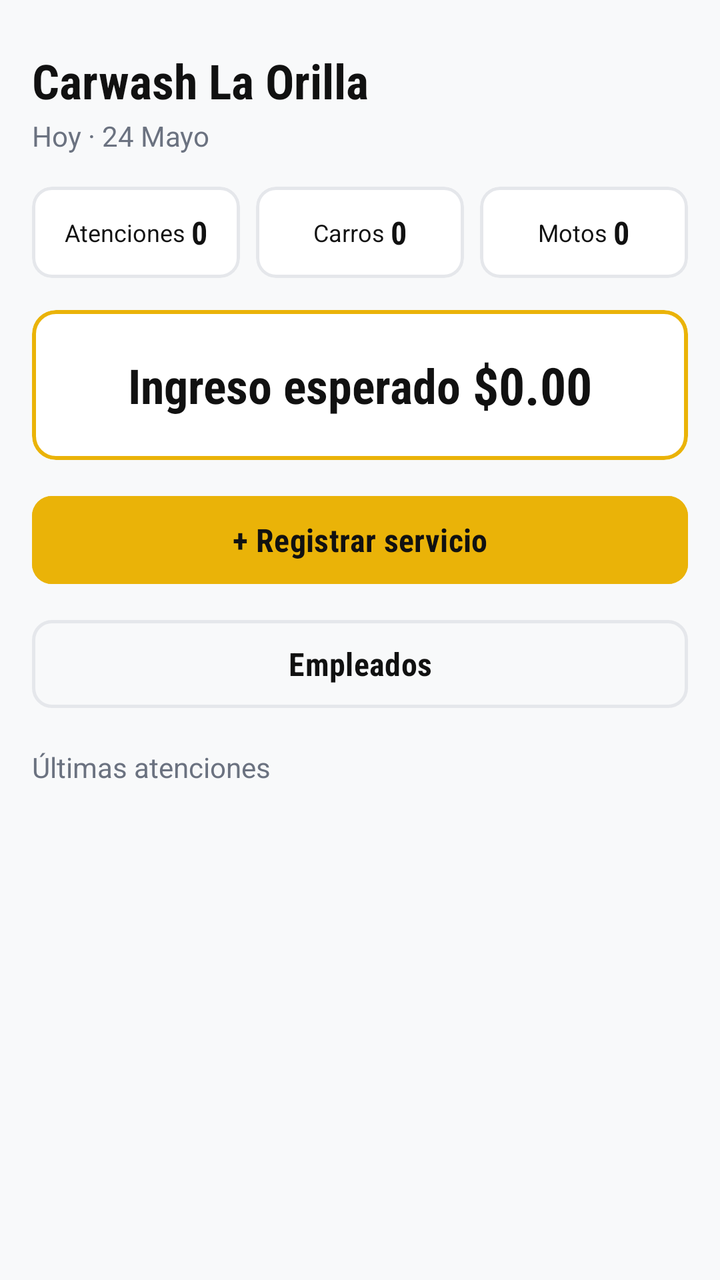
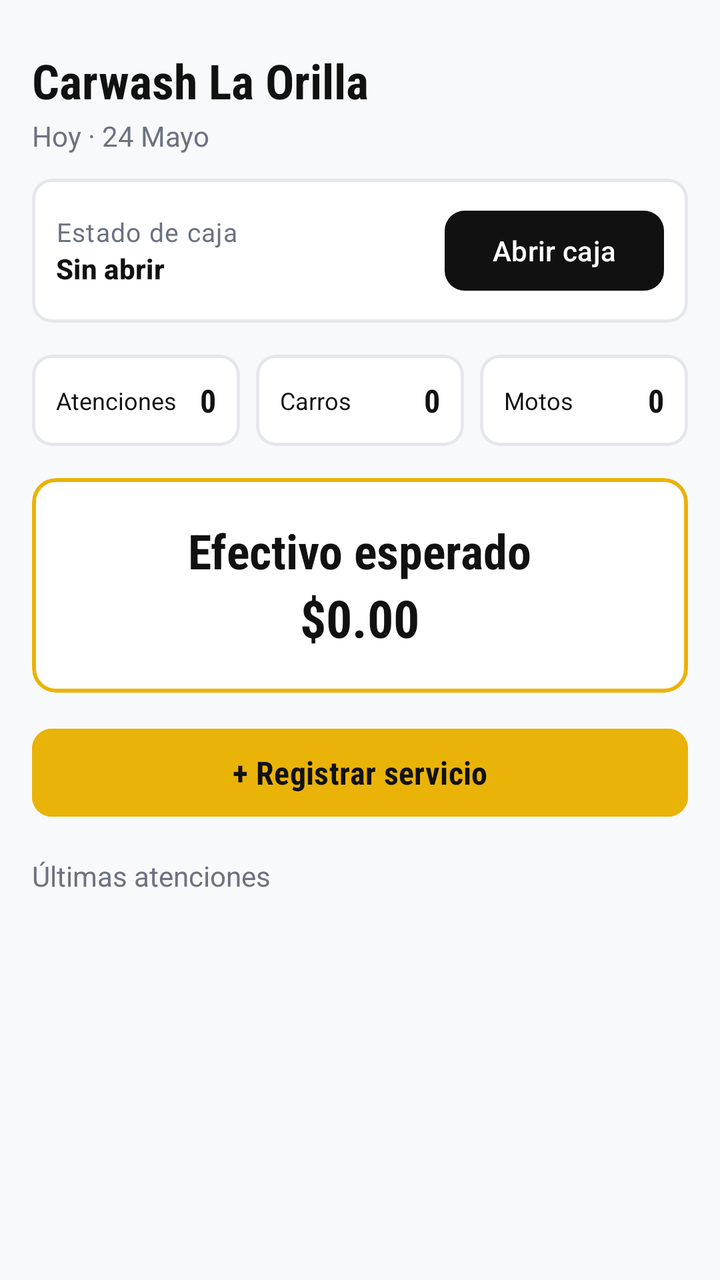

Compare the two renders of this Android layout. The source of the first and the diff that turns it into the second are given below.
<!-- AndroidManifest.xml: application theme Theme.Car_wash_La_Orilla -->
<!-- res/layout/fragment_inicio.xml -->
<?xml version="1.0" encoding="utf-8"?>
<androidx.constraintlayout.widget.ConstraintLayout xmlns:android="http://schemas.android.com/apk/res/android"
    xmlns:app="http://schemas.android.com/apk/res-auto"
    android:layout_width="match_parent"
    android:layout_height="match_parent"
    android:background="@color/app_bg"
    android:paddingStart="16dp"
    android:paddingTop="24dp"
    android:paddingEnd="16dp"
    android:paddingBottom="16dp">

    
    <TextView
        android:id="@+id/textoTituloApp"
        android:layout_width="wrap_content"
        android:layout_height="wrap_content"
        android:fontFamily="sans-serif-condensed"
        android:text="Carwash La Orilla"
        android:textColor="@color/app_black"
        android:textSize="24sp"
        android:textStyle="bold"
        app:layout_constraintStart_toStartOf="parent"
        app:layout_constraintTop_toTopOf="parent" />

    
    <TextView
        android:id="@+id/textoFecha"
        android:layout_width="wrap_content"
        android:layout_height="wrap_content"
        android:layout_marginTop="2dp"
        android:fontFamily="sans-serif"
        android:text="Hoy · 24 Mayo"
        android:textColor="@color/app_text_secondary"
        android:textSize="14sp"
        app:layout_constraintStart_toStartOf="parent"
        app:layout_constraintTop_toBottomOf="@id/textoTituloApp" />

    
    <LinearLayout
        android:id="@+id/contenedorResumen"
        android:layout_width="match_parent"
        android:layout_height="wrap_content"
        android:layout_marginTop="16dp"
        android:orientation="horizontal"
        app:layout_constraintTop_toBottomOf="@id/textoFecha">

        <com.google.android.material.card.MaterialCardView
            android:layout_width="0dp"
            android:layout_height="wrap_content"
            android:layout_marginEnd="4dp"
            android:layout_weight="1"
            app:cardBackgroundColor="@color/app_card_bg"
            app:cardCornerRadius="10dp"
            app:cardElevation="0dp"
            app:strokeColor="@color/app_border"
            app:strokeWidth="1.5dp">

            <LinearLayout
                android:layout_width="match_parent"
                android:layout_height="wrap_content"
                android:gravity="center"
                android:orientation="horizontal"
                android:padding="12dp">

                <TextView
                    android:layout_width="wrap_content"
                    android:layout_height="wrap_content"
                    android:fontFamily="sans-serif"
                    android:text="Atenciones "
                    android:textColor="@color/app_black"
                    android:textSize="12sp" />

                <TextView
                    android:layout_width="wrap_content"
                    android:layout_height="wrap_content"
                    android:fontFamily="sans-serif-condensed"
                    android:id="@+id/inicio_atenciones" android:text="0"
                    android:textColor="@color/app_black"
                    android:textSize="16sp"
                    android:textStyle="bold" />
            </LinearLayout>
        </com.google.android.material.card.MaterialCardView>

        <com.google.android.material.card.MaterialCardView
            android:layout_width="0dp"
            android:layout_height="wrap_content"
            android:layout_marginStart="4dp"
            android:layout_marginEnd="4dp"
            android:layout_weight="1"
            app:cardBackgroundColor="@color/app_card_bg"
            app:cardCornerRadius="10dp"
            app:cardElevation="0dp"
            app:strokeColor="@color/app_border"
            app:strokeWidth="1.5dp">

            <LinearLayout
                android:layout_width="match_parent"
                android:layout_height="wrap_content"
                android:gravity="center"
                android:orientation="horizontal"
                android:padding="12dp">

                <TextView
                    android:layout_width="wrap_content"
                    android:layout_height="wrap_content"
                    android:fontFamily="sans-serif"
                    android:text="Carros "
                    android:textColor="@color/app_black"
                    android:textSize="12sp" />

                <TextView
                    android:layout_width="wrap_content"
                    android:layout_height="wrap_content"
                    android:fontFamily="sans-serif-condensed"
                    android:id="@+id/inicio_carros" android:text="0"
                    android:textColor="@color/app_black"
                    android:textSize="16sp"
                    android:textStyle="bold" />
            </LinearLayout>
        </com.google.android.material.card.MaterialCardView>

        <com.google.android.material.card.MaterialCardView
            android:layout_width="0dp"
            android:layout_height="wrap_content"
            android:layout_marginStart="4dp"
            android:layout_weight="1"
            app:cardBackgroundColor="@color/app_card_bg"
            app:cardCornerRadius="10dp"
            app:cardElevation="0dp"
            app:strokeColor="@color/app_border"
            app:strokeWidth="1.5dp">

            <LinearLayout
                android:layout_width="match_parent"
                android:layout_height="wrap_content"
                android:gravity="center"
                android:orientation="horizontal"
                android:padding="12dp">

                <TextView
                    android:layout_width="wrap_content"
                    android:layout_height="wrap_content"
                    android:fontFamily="sans-serif"
                    android:text="Motos "
                    android:textColor="@color/app_black"
                    android:textSize="12sp" />

                <TextView
                    android:layout_width="wrap_content"
                    android:layout_height="wrap_content"
                    android:fontFamily="sans-serif-condensed"
                    android:id="@+id/inicio_motos" android:text="0"
                    android:textColor="@color/app_black"
                    android:textSize="16sp"
                    android:textStyle="bold" />
            </LinearLayout>
        </com.google.android.material.card.MaterialCardView>
    </LinearLayout>

    
    <com.google.android.material.card.MaterialCardView
        android:id="@+id/tarjetaIngresoEsperado"
        android:layout_width="match_parent"
        android:layout_height="wrap_content"
        android:layout_marginTop="16dp"
        app:cardBackgroundColor="@color/app_card_bg"
        app:cardCornerRadius="12dp"
        app:cardElevation="0dp"
        app:layout_constraintTop_toBottomOf="@id/contenedorResumen"
        app:strokeColor="@color/app_yellow"
        app:strokeWidth="2dp">

        <LinearLayout
            android:layout_width="match_parent"
            android:layout_height="wrap_content"
            android:gravity="center"
            android:orientation="horizontal"
            android:padding="20dp">

            <TextView
                android:layout_width="wrap_content"
                android:layout_height="wrap_content"
                android:fontFamily="sans-serif-condensed"
                android:text="Ingreso esperado "
                android:textColor="@color/app_black"
                android:textSize="24sp"
                android:textStyle="bold" />

            <TextView
                android:layout_width="wrap_content"
                android:layout_height="wrap_content"
                android:fontFamily="sans-serif-condensed"
                android:id="@+id/inicio_esperado" android:text="$0.00"
                android:textColor="@color/app_black"
                android:textSize="26sp"
                android:textStyle="bold" />
        </LinearLayout>
    </com.google.android.material.card.MaterialCardView>

    
    <com.google.android.material.button.MaterialButton
        android:id="@+id/botonRegistrarServicio"
        android:layout_width="match_parent"
        android:layout_height="52dp"
        android:layout_marginTop="14dp"
        android:backgroundTint="@color/app_yellow"
        android:fontFamily="sans-serif-condensed"
        android:text="+ Registrar servicio"
        android:textColor="@color/app_black"
        android:textSize="16sp"
        android:textStyle="bold"
        app:cornerRadius="10dp"
        app:layout_constraintTop_toBottomOf="@id/tarjetaIngresoEsperado" />

    
    <com.google.android.material.button.MaterialButton
        android:id="@+id/botonEmpleados"
        style="@style/Widget.Material3.Button.OutlinedButton"
        android:layout_width="match_parent"
        android:layout_height="52dp"
        android:layout_marginTop="10dp"
        android:fontFamily="sans-serif-condensed"
        android:text="Empleados"
        android:textColor="@color/app_black"
        android:textSize="16sp"
        android:textStyle="bold"
        app:cornerRadius="10dp"
        app:layout_constraintTop_toBottomOf="@id/botonRegistrarServicio"
        app:strokeColor="@color/app_border"
        app:strokeWidth="1.5dp" />

    
    <TextView
        android:id="@+id/textoEtiquetaRecientes"
        android:layout_width="wrap_content"
        android:layout_height="wrap_content"
        android:layout_marginTop="16dp"
        android:fontFamily="sans-serif"
        android:text="Últimas atenciones"
        android:textColor="@color/app_text_secondary"
        android:textSize="14sp"
        app:layout_constraintStart_toStartOf="parent"
        app:layout_constraintTop_toBottomOf="@id/botonEmpleados" />

    
    <LinearLayout
        android:id="@+id/contenedorListaRecientes"
        android:layout_width="match_parent"
        android:layout_height="0dp"
        android:layout_marginTop="8dp"
        android:orientation="vertical"
        app:layout_constraintBottom_toBottomOf="parent"
        app:layout_constraintTop_toBottomOf="@id/textoEtiquetaRecientes">

    </LinearLayout>

</androidx.constraintlayout.widget.ConstraintLayout>
<!-- resources referenced by this layout -->
<resources>
  <color name="app_bg">#F8F9FA</color>
  <color name="app_black">#111111</color>
  <color name="app_border">#E5E7EB</color>
  <color name="app_card_bg">#FFFFFF</color>
  <color name="app_text_secondary">#6B7280</color>
  <color name="app_yellow">#EAB308</color>
  <style name="Theme.Car_wash_La_Orilla" parent="Base.Theme.Car_wash_La_Orilla" />
  <style name="Base.Theme.Car_wash_La_Orilla" parent="Theme.Material3.Light.NoActionBar">
          <item name="colorPrimary">@color/app_black</item>
          <item name="colorOnPrimary">@color/white</item>
          <item name="colorSecondary">@color/app_yellow</item>
          <item name="colorOnSecondary">@color/app_black</item>
          <item name="materialAlertDialogTheme">@style/Orilla.Dialog</item>
          <item name="colorSurface">@color/app_card_bg</item>
          <item name="colorOnSurface">@color/app_black</item>
          <item name="colorOnSurfaceVariant">@color/app_text_secondary</item>
          <item name="colorSurfaceVariant">@color/app_card_selected</item>
          <item name="colorOutline">@color/app_border</item>
          <item name="android:windowBackground">@color/app_bg</item>
          <item name="android:windowLightStatusBar">true</item>
          <item name="android:windowLightNavigationBar">true</item>
      </style>
  <color name="white">#FFFFFFFF</color>
  <style name="Orilla.Dialog" parent="ThemeOverlay.Material3.MaterialAlertDialog">
          <item name="colorSurface">@color/app_card_bg</item>
          <item name="colorSurfaceContainerHigh">@color/app_card_bg</item>
          <item name="buttonBarPositiveButtonStyle">@style/Orilla.Button</item>
          <item name="buttonBarNegativeButtonStyle">@style/Orilla.Button.Outlined</item>
      </style>
  <color name="app_card_selected">#E5E7EB</color>
  <style name="Orilla.Button" parent="Widget.Material3.Button">
          <item name="android:fontFamily">sans-serif-condensed</item>
          <item name="android:textStyle">bold</item>
          <item name="android:textSize">16sp</item>
          <item name="android:minHeight">52dp</item>
          <item name="cornerRadius">10dp</item>
          <item name="backgroundTint">@color/app_black</item>
          <item name="android:textColor">@color/white</item>
      </style>
  <style name="Orilla.Button.Outlined" parent="Widget.Material3.Button.OutlinedButton">
          <item name="android:fontFamily">sans-serif-condensed</item>
          <item name="android:textStyle">bold</item>
          <item name="android:textSize">14sp</item>
          <item name="android:minHeight">48dp</item>
          <item name="cornerRadius">10dp</item>
          <item name="strokeColor">@color/app_black</item>
          <item name="strokeWidth">1.5dp</item>
          <item name="android:textColor">@color/app_black</item>
      </style>
</resources>

<!-- the commit's change to res/layout/fragment_inicio.xml (unified diff, before → after) -->
@@ -1,8 +1,11 @@
 <?xml version="1.0" encoding="utf-8"?>
-<androidx.constraintlayout.widget.ConstraintLayout xmlns:android="http://schemas.android.com/apk/res/android"
+<androidx.core.widget.NestedScrollView xmlns:android="http://schemas.android.com/apk/res/android"
+    android:id="@+id/inicio_scroll" android:layout_width="match_parent" android:layout_height="match_parent"
+    android:fillViewport="true">
+<androidx.constraintlayout.widget.ConstraintLayout
     xmlns:app="http://schemas.android.com/apk/res-auto"
     android:layout_width="match_parent"
-    android:layout_height="match_parent"
+    android:layout_height="wrap_content"
     android:background="@color/app_bg"
     android:paddingStart="16dp"
     android:paddingTop="24dp"
@@ -35,6 +38,26 @@
         app:layout_constraintStart_toStartOf="parent"
         app:layout_constraintTop_toBottomOf="@id/textoTituloApp" />
 
+    <com.google.android.material.card.MaterialCardView android:id="@+id/inicio_caja_card"
+        style="@style/Cierre.Card" android:layout_width="match_parent" android:layout_height="wrap_content"
+        android:layout_marginTop="12dp" app:layout_constraintTop_toBottomOf="@id/textoFecha">
+        <LinearLayout android:layout_width="match_parent" android:layout_height="wrap_content"
+            android:orientation="horizontal" android:gravity="center_vertical" android:padding="12dp">
+            <LinearLayout android:layout_width="0dp" android:layout_weight="1" android:layout_height="wrap_content"
+                android:orientation="vertical" android:layout_marginEnd="8dp">
+                <TextView android:layout_width="match_parent" android:layout_height="wrap_content"
+                    android:text="@string/caja_estado_title" android:textAppearance="@style/Cierre.Caption" />
+                <TextView android:id="@+id/inicio_caja_estado" android:layout_width="match_parent"
+                    android:layout_height="wrap_content" android:text="@string/caja_sin_abrir" android:textAppearance="@style/Cierre.Label" />
+                <TextView android:id="@+id/inicio_caja_detalle" android:layout_width="match_parent"
+                    android:layout_height="wrap_content" android:textAppearance="@style/Cierre.Caption" android:visibility="gone" />
+            </LinearLayout>
+            <com.google.android.material.button.MaterialButton android:id="@+id/inicio_caja_accion"
+                android:layout_width="wrap_content" android:layout_height="wrap_content" android:minHeight="48dp"
+                android:text="@string/apertura_title" app:cornerRadius="10dp" />
+        </LinearLayout>
+    </com.google.android.material.card.MaterialCardView>
+
     
     <LinearLayout
         android:id="@+id/contenedorResumen"
@@ -42,7 +65,7 @@
         android:layout_height="wrap_content"
         android:layout_marginTop="16dp"
         android:orientation="horizontal"
-        app:layout_constraintTop_toBottomOf="@id/textoFecha">
+        app:layout_constraintTop_toBottomOf="@id/inicio_caja_card">
 
         <com.google.android.material.card.MaterialCardView
             android:layout_width="0dp"
@@ -63,7 +86,14 @@
                 android:padding="12dp">
 
                 <TextView
-                    android:layout_width="wrap_content"
+                    android:layout_width="0dp"
+                    android:layout_weight="1"
+                    android:singleLine="true"
+                    android:ellipsize="end"
+                    android:autoSizeTextType="uniform"
+                    android:autoSizeMinTextSize="9sp"
+                    android:autoSizeMaxTextSize="12sp"
+                    android:autoSizeStepGranularity="1sp"
                     android:layout_height="wrap_content"
                     android:fontFamily="sans-serif"
                     android:text="Atenciones "
@@ -101,7 +131,14 @@
                 android:padding="12dp">
 
                 <TextView
-                    android:layout_width="wrap_content"
+                    android:layout_width="0dp"
+                    android:layout_weight="1"
+                    android:singleLine="true"
+                    android:ellipsize="end"
+                    android:autoSizeTextType="uniform"
+                    android:autoSizeMinTextSize="9sp"
+                    android:autoSizeMaxTextSize="12sp"
+                    android:autoSizeStepGranularity="1sp"
                     android:layout_height="wrap_content"
                     android:fontFamily="sans-serif"
                     android:text="Carros "
@@ -138,7 +175,14 @@
                 android:padding="12dp">
 
                 <TextView
-                    android:layout_width="wrap_content"
+                    android:layout_width="0dp"
+                    android:layout_weight="1"
+                    android:singleLine="true"
+                    android:ellipsize="end"
+                    android:autoSizeTextType="uniform"
+                    android:autoSizeMinTextSize="9sp"
+                    android:autoSizeMaxTextSize="12sp"
+                    android:autoSizeStepGranularity="1sp"
                     android:layout_height="wrap_content"
                     android:fontFamily="sans-serif"
                     android:text="Motos "
@@ -174,14 +218,14 @@
             android:layout_width="match_parent"
             android:layout_height="wrap_content"
             android:gravity="center"
-            android:orientation="horizontal"
+            android:orientation="vertical"
             android:padding="20dp">
 
             <TextView
                 android:layout_width="wrap_content"
                 android:layout_height="wrap_content"
                 android:fontFamily="sans-serif-condensed"
-                android:text="Ingreso esperado "
+                android:text="@string/cierre_expected"
                 android:textColor="@color/app_black"
                 android:textSize="24sp"
                 android:textStyle="bold" />
@@ -213,23 +257,6 @@
         app:layout_constraintTop_toBottomOf="@id/tarjetaIngresoEsperado" />
 
     
-    <com.google.android.material.button.MaterialButton
-        android:id="@+id/botonEmpleados"
-        style="@style/Widget.Material3.Button.OutlinedButton"
-        android:layout_width="match_parent"
-        android:layout_height="52dp"
-        android:layout_marginTop="10dp"
-        android:fontFamily="sans-serif-condensed"
-        android:text="Empleados"
-        android:textColor="@color/app_black"
-        android:textSize="16sp"
-        android:textStyle="bold"
-        app:cornerRadius="10dp"
-        app:layout_constraintTop_toBottomOf="@id/botonRegistrarServicio"
-        app:strokeColor="@color/app_border"
-        app:strokeWidth="1.5dp" />
-
-    
     <TextView
         android:id="@+id/textoEtiquetaRecientes"
         android:layout_width="wrap_content"
@@ -240,18 +267,18 @@
         android:textColor="@color/app_text_secondary"
         android:textSize="14sp"
         app:layout_constraintStart_toStartOf="parent"
-        app:layout_constraintTop_toBottomOf="@id/botonEmpleados" />
+        app:layout_constraintTop_toBottomOf="@id/botonRegistrarServicio" />
 
     
     <LinearLayout
         android:id="@+id/contenedorListaRecientes"
         android:layout_width="match_parent"
-        android:layout_height="0dp"
+        android:layout_height="wrap_content"
         android:layout_marginTop="8dp"
         android:orientation="vertical"
-        app:layout_constraintBottom_toBottomOf="parent"
         app:layout_constraintTop_toBottomOf="@id/textoEtiquetaRecientes">
 
     </LinearLayout>
 
 </androidx.constraintlayout.widget.ConstraintLayout>
+</androidx.core.widget.NestedScrollView>
<!-- resource entries referenced after the edit -->
@@ -6,7 +6,30 @@
   <color name="app_card_bg">#FFFFFF</color>
   <color name="app_text_secondary">#6B7280</color>
   <color name="app_yellow">#EAB308</color>
+  <string name="apertura_title">Abrir caja</string>
+  <string name="caja_estado_title">Estado de caja</string>
+  <string name="caja_sin_abrir">Sin abrir</string>
+  <string name="cierre_expected">Efectivo esperado</string>
+  <style name="Cierre.Caption" parent="TextAppearance.Material3.BodySmall">
+          <item name="android:textColor">@color/ink_secondary</item>
+          <item name="android:textSize">13sp</item>
+      </style>
+  <style name="Cierre.Card" parent="Widget.Material3.CardView.Outlined">
+          <item name="cardBackgroundColor">@color/app_card_bg</item>
+          <item name="cardCornerRadius">10dp</item>
+          <item name="cardElevation">0dp</item>
+          <item name="strokeColor">@color/line</item>
+          <item name="strokeWidth">1.5dp</item>
+      </style>
+  <style name="Cierre.Label" parent="TextAppearance.Material3.LabelLarge">
+          <item name="android:textColor">@color/ink</item>
+          <item name="android:textSize">14sp</item>
+          <item name="android:textStyle">bold</item>
+      </style>
   <style name="Theme.Car_wash_La_Orilla" parent="Base.Theme.Car_wash_La_Orilla" />
+  <color name="ink_secondary">@color/app_text_secondary</color>
+  <color name="line">@color/app_border</color>
+  <color name="ink">@color/app_black</color>
   <style name="Base.Theme.Car_wash_La_Orilla" parent="Theme.Material3.Light.NoActionBar">
           <item name="colorPrimary">@color/app_black</item>
           <item name="colorOnPrimary">@color/white</item>
